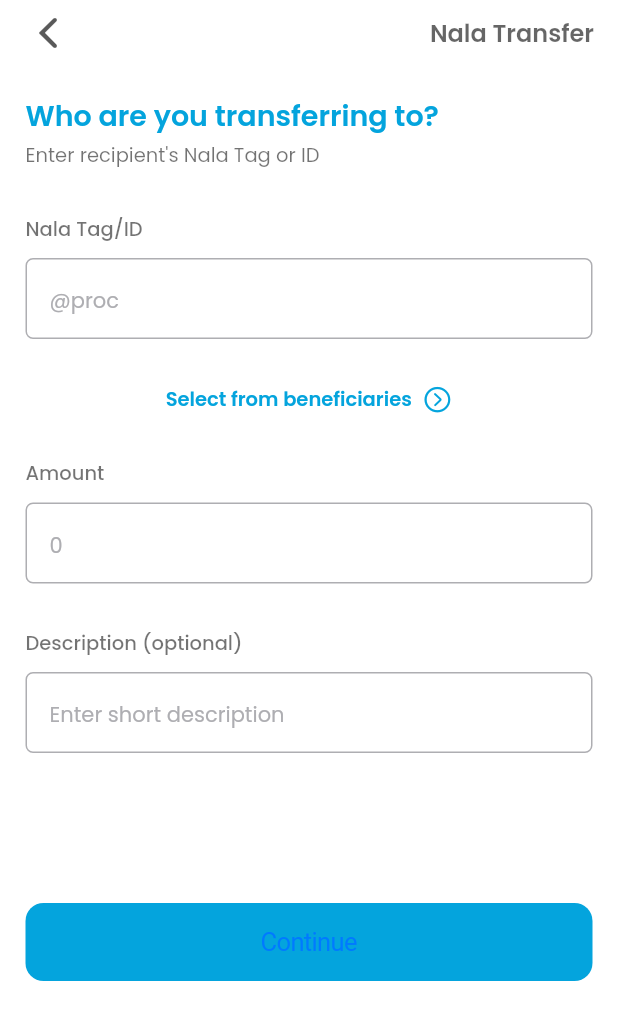
After one commit to ProsperChihimba/nala-ios-clone, a Flutter app: the NalaTag screen opened directly, on a phone screen of 412 x 824 dp. The commit adds this screen. Shown: the top 1020 px of the screen. Run offline on Flutter 3.47's test engine with Material 2 defaults, Android fonts, the phone set to English and light mode, and no system bars; our stand-ins replace gap, get, google_fonts.

Commit message:
Add: nala tag page

```diff
--- a/lib/send/index.dart
+++ b/lib/send/index.dart
@@ -4,6 +4,7 @@ import 'package:nala_clon/sections/alert_dialog.dart';
 import 'package:nala_clon/sections/index.dart';
 import 'package:nala_clon/sections/new_feature.dart';
 import 'package:nala_clon/send/recipients/index.dart';
+import 'package:nala_clon/send/tag/index.dart';
 import 'package:nala_clon/utils/app_layout.dart';
 import 'package:nala_clon/utils/app_styles.dart';
 
@@ -51,6 +52,23 @@ class _SendPageState extends State<SendPage> {
                   CupertinoIcons.house_alt_fill,
                   "Send to a bank account",
                   "Make a bank account transfer",
+                  false,
+                ),
+              ),
+              GestureDetector(
+                onTap: () {
+                  Navigator.of(context).push(
+                    CupertinoPageRoute(
+                      builder: (BuildContext context) {
+                        return const NalaTag();
+                      },
+                    ),
+                  );
+                },
+                child: sendOption(
+                  CupertinoIcons.person,
+                  "Send to a Nala user",
+                  "Use recepient's Nala Tag or ID",
                   false,
                 ),
               ),
--- a/lib/send/new_recipient/index.dart
+++ b/lib/send/new_recipient/index.dart
@@ -136,7 +136,8 @@ class _NewRecipientState extends State<NewRecipient> {
           Gap(AppLayout.getHeight(10)),
           Padding(
             padding: EdgeInsets.symmetric(horizontal: AppLayout.getWidth(17)),
-            child: CupertinoButton.filled(
+            child: CupertinoButton(
+              color: Styles.blueColor,
               child: Text("Create and select"),
               onPressed: () {},
             ),
--- /dev/null
+++ b/lib/send/tag/index.dart
@@ -0,0 +1,120 @@
+import 'package:flutter/cupertino.dart';
+import 'package:gap/gap.dart';
+import 'package:nala_clon/send/tag/input.dart';
+import 'package:nala_clon/utils/app_layout.dart';
+import 'package:nala_clon/utils/app_styles.dart';
+
+class NalaTag extends StatefulWidget {
+  const NalaTag({super.key});
+
+  @override
+  State<NalaTag> createState() => _NalaTagState();
+}
+
+class _NalaTagState extends State<NalaTag> {
+  @override
+  Widget build(BuildContext context) {
+    return CupertinoPageScaffold(
+      // navigation bar
+      navigationBar: CupertinoNavigationBar(
+        //
+        leading: Icon(
+          CupertinoIcons.back,
+          color: CupertinoColors.black.withOpacity(0.65),
+        ),
+
+        //
+        trailing: Text(
+          'Nala Transfer',
+          style: Styles.normalText.copyWith(
+            color: CupertinoColors.black.withOpacity(0.6),
+            fontSize: AppLayout.getHeight(16),
+            fontWeight: FontWeight.w600,
+          ),
+        ),
+      ),
+      child: Padding(
+        padding: EdgeInsets.symmetric(horizontal: AppLayout.getWidth(17)),
+        child: ListView(
+          children: [
+            //
+            Gap(AppLayout.getHeight(19)),
+
+            //
+            Text(
+              "Who are you transferring to?",
+              style: Styles.normalText.copyWith(
+                color: Styles.blueColor,
+                fontSize: AppLayout.getHeight(19),
+                fontWeight: FontWeight.w600,
+              ),
+            ),
+
+            // desc
+            Gap(AppLayout.getHeight(3)),
+            Text(
+              "Enter recipient's Nala Tag or ID",
+              style: Styles.normalText.copyWith(
+                color: CupertinoColors.black.withOpacity(0.55),
+                fontSize: AppLayout.getHeight(13),
+              ),
+            ),
+
+            // inputs
+            Gap(AppLayout.getHeight(10)),
+            const TagInput(
+              header: "Nala Tag/ID",
+              amount: "@proc",
+            ),
+
+            // benefici
+            Gap(AppLayout.getHeight(30)),
+            Row(
+              mainAxisAlignment: MainAxisAlignment.center,
+              children: [
+                Text(
+                  "Select from beneficiaries",
+                  style: Styles.normalText.copyWith(
+                    color: Styles.blueColor,
+                    fontWeight: FontWeight.w600,
+                    fontSize: AppLayout.getHeight(13),
+                  ),
+                ),
+
+                // icon
+                Gap(AppLayout.getWidth(7)),
+                Icon(
+                  CupertinoIcons.chevron_right_circle,
+                  color: Styles.blueColor,
+                  size: AppLayout.getHeight(20),
+                )
+              ],
+            ),
+
+            // a,ount
+            Gap(AppLayout.getHeight(10)),
+            const TagInput(
+              header: "Amount",
+              amount: "0",
+            ),
+
+            // desc
+            Gap(AppLayout.getHeight(10)),
+            const TagInput(
+              header: "Description (optional)",
+              amount: "Enter short description",
+            ),
+
+            //
+            Gap(AppLayout.getHeight(100)),
+            CupertinoButton(
+              color: Styles.blueColor,
+              child: Text("Continue"),
+              onPressed: () {},
+            ),
+          ],
+        ),
+      ),
+    );
+  }
+}
--- /dev/null
+++ b/lib/send/tag/input.dart
@@ -0,0 +1,56 @@
+import 'package:flutter/cupertino.dart';
+import 'package:gap/gap.dart';
+import 'package:nala_clon/utils/app_layout.dart';
+import 'package:nala_clon/utils/app_styles.dart';
+
+class TagInput extends StatefulWidget {
+  final String header;
+  final String amount;
+  const TagInput({super.key, required this.header, required this.amount});
+
+  @override
+  State<TagInput> createState() => _TagInputState();
+}
+
+class _TagInputState extends State<TagInput> {
+  @override
+  Widget build(BuildContext context) {
+    return Padding(
+      padding: EdgeInsets.only(top: AppLayout.getHeight(20)),
+      child: Column(
+        crossAxisAlignment: CrossAxisAlignment.start,
+        children: [
+          Text(
+            widget.header,
+            style: Styles.normalText.copyWith(
+              color: CupertinoColors.black.withOpacity(0.55),
+              fontSize: AppLayout.getHeight(13),
+              fontWeight: FontWeight.w500,
+            ),
+          ),
+
+          //
+          Gap(AppLayout.getHeight(10)),
+          //
+          CupertinoTextField(
+            placeholder: widget.amount,
+            placeholderStyle: Styles.normalText.copyWith(
+              color: CupertinoColors.systemGrey2,
+              fontSize: AppLayout.getHeight(14),
+            ),
+            padding: EdgeInsets.symmetric(
+              horizontal: AppLayout.getWidth(15),
+              vertical: AppLayout.getHeight(12),
+            ),
+            decoration: BoxDecoration(
+              border: Border.all(
+                color: CupertinoColors.systemGrey2,
+              ),
+              borderRadius: BorderRadius.circular(AppLayout.getHeight(5)),
+            ),
+          ),
+        ],
+      ),
+    );
+  }
+}
```
